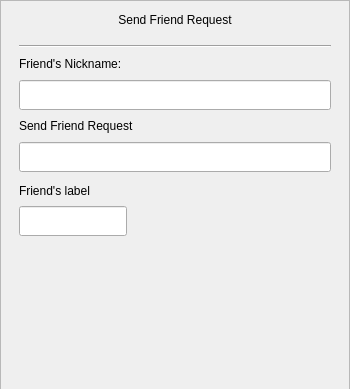
Qt form adduserrequestdialog.ui (Liupeter01/chatting-client) before a commit; both pictures show x 0 to 350 and y 0 to 389 of the 350 by 700 pixel window.
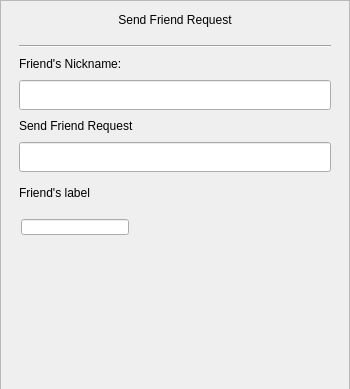
The same form after that commit. Custom widgets are drawn as their Qt base class.

Commit message: 1.[UPDATE]:limit the widget height of tag_display and user_tag_display_bar

```diff
--- a/adduserrequestdialog.ui
+++ b/adduserrequestdialog.ui
@@ -239,28 +239,28 @@
                <property name="maximumSize">
                 <size>
                  <width>16777215</width>
-                 <height>35</height>
+                 <height>16</height>
                 </size>
                </property>
                <widget class="RestrictUserSearchingInput" name="tag_input">
                 <property name="geometry">
                  <rect>
-                  <x>0</x>
+                  <x>2</x>
                   <y>2</y>
                   <width>108</width>
-                  <height>30</height>
+                  <height>16</height>
                  </rect>
                 </property>
                 <property name="minimumSize">
                  <size>
                   <width>21</width>
-                  <height>30</height>
+                  <height>16</height>
                  </size>
                 </property>
                 <property name="maximumSize">
                  <size>
                   <width>16777215</width>
-                  <height>30</height>
+                  <height>16</height>
                  </size>
                 </property>
                </widget>
@@ -268,10 +268,16 @@
              </item>
              <item>
               <widget class="QWidget" name="user_tag_display_bar" native="true">
+               <property name="minimumSize">
+                <size>
+                 <width>0</width>
+                 <height>20</height>
+                </size>
+               </property>
                <property name="maximumSize">
                 <size>
                  <width>16777215</width>
-                 <height>30</height>
+                 <height>20</height>
                 </size>
                </property>
                <layout class="QHBoxLayout" name="horizontalLayout_3">
@@ -292,11 +298,23 @@
                 </property>
                 <item>
                  <widget class="OnceClickableQLabel" name="tag_display">
+                  <property name="minimumSize">
+                   <size>
+                    <width>0</width>
+                    <height>16</height>
+                   </size>
+                  </property>
+                  <property name="maximumSize">
+                   <size>
+                    <width>16777215</width>
+                    <height>16</height>
+                   </size>
+                  </property>
                   <property name="text">
                    <string/>
                   </property>
                   <property name="alignment">
-                   <set>Qt::AlignmentFlag::AlignCenter</set>
+                   <set>Qt::AlignmentFlag::AlignLeading|Qt::AlignmentFlag::AlignLeft|Qt::AlignmentFlag::AlignVCenter</set>
                   </property>
                  </widget>
                 </item>
```
